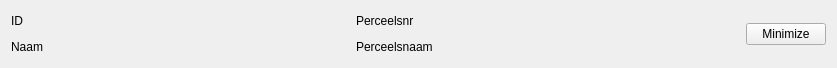
First picture: the form in parceleditwindow/ui_header.ui, repository DOV-Vlaanderen/erosiebezwaren, before the edit.
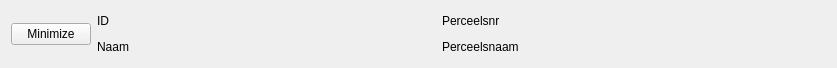
Second picture: the form after the edit. Custom widgets are drawn as their Qt base class.

```diff
--- a/parceleditwindow/ui_header.ui
+++ b/parceleditwindow/ui_header.ui
@@ -14,6 +14,19 @@
    <string>Form</string>
   </property>
   <layout class="QHBoxLayout" name="horizontalLayout">
+   <item>
+    <widget class="QPushButton" name="btn_minimize">
+     <property name="sizePolicy">
+      <sizepolicy hsizetype="Maximum" vsizetype="Fixed">
+       <horstretch>0</horstretch>
+       <verstretch>0</verstretch>
+      </sizepolicy>
+     </property>
+     <property name="text">
+      <string>Minimize</string>
+     </property>
+    </widget>
+   </item>
    <item>
     <layout class="QGridLayout" name="gridLayout">
      <item row="0" column="0">
@@ -116,19 +129,6 @@
      </item>
     </layout>
    </item>
-   <item>
-    <widget class="QPushButton" name="btn_minimize">
-     <property name="sizePolicy">
-      <sizepolicy hsizetype="Maximum" vsizetype="Fixed">
-       <horstretch>0</horstretch>
-       <verstretch>0</verstretch>
-      </sizepolicy>
-     </property>
-     <property name="text">
-      <string>Minimize</string>
-     </property>
-    </widget>
-   </item>
   </layout>
  </widget>
  <customwidgets>
```
